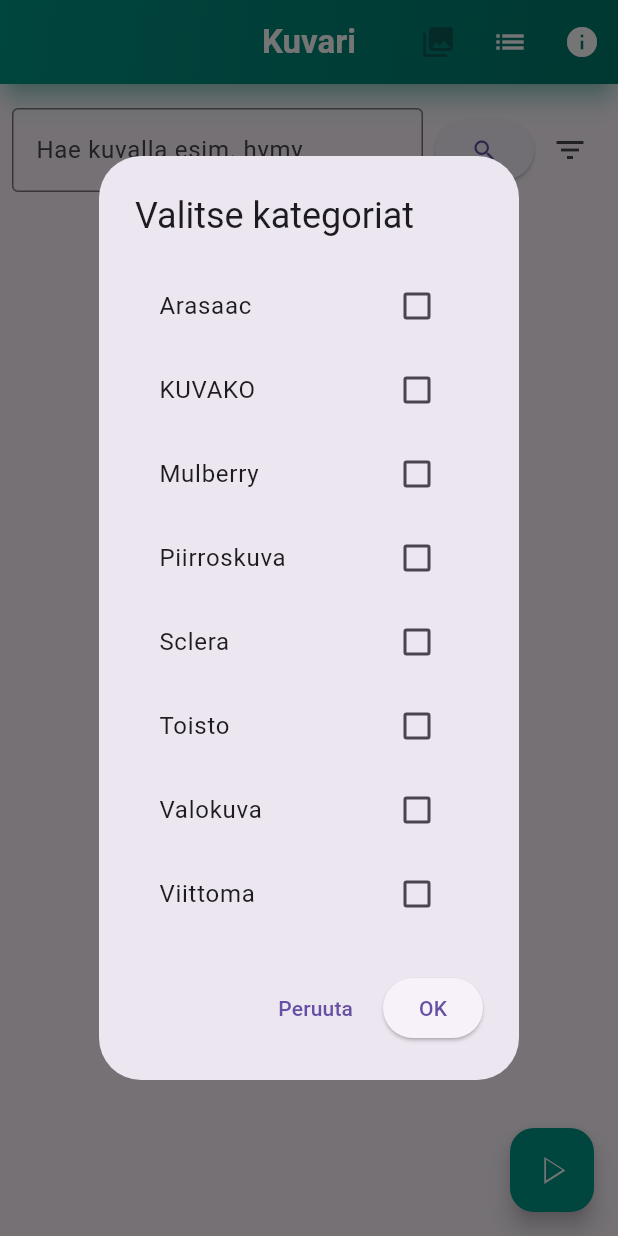
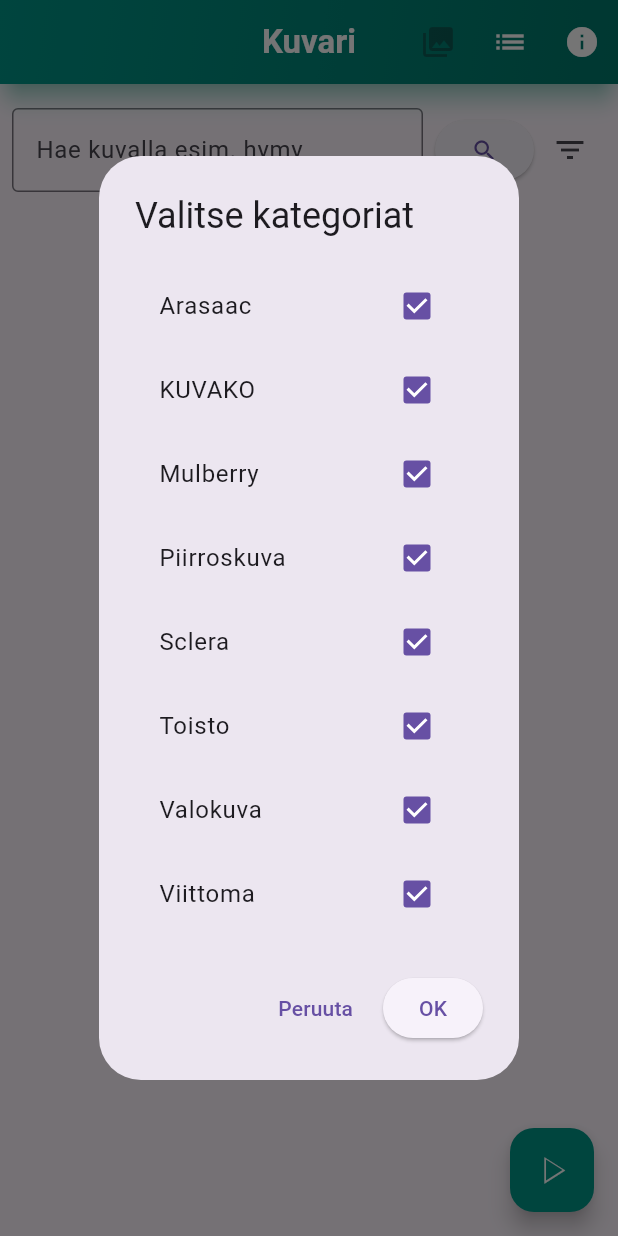
Before and after one commit to jamesoidian/kuvari, a Flutter app: the screen it shows after launch, after a tap on the "filter list" icon, on a phone screen of 412 x 824 dp. Run offline on Flutter 3.47's test engine with Material 3 defaults, Android fonts, the phone set to English and light mode, and no system bars; our stand-ins replace hive, hive_flutter; accounts and stored records are empty.

```diff
--- a/lib/pages/home_page.dart
+++ b/lib/pages/home_page.dart
@@ -27,7 +27,16 @@ class _HomePageState extends State<HomePage> {
   List<KuvariImage> _selectedImages = [];
 
   bool _isLoading = false;
-  List<String> _selectedCategories = []; // Oletuksena ei valittuja kategorioita
+  List<String> _selectedCategories = [
+    'arasaac',
+    'kuvako',
+    'mulberry',
+    'drawing',
+    'sclera',
+    'toisto',
+    'photo',
+    'sign',
+  ]; // Oletuksena kaikki kategoriat valittuina
 
   // Current starting index of the visible images
   int _currentStartIndex = 0;
@@ -292,7 +301,24 @@ class _HomePageState extends State<HomePage> {
                   ),
                 ),
                 IconButton(
-                  icon: const Icon(Icons.filter_list),
+                  icon: Stack(
+                    children: [
+                      const Icon(Icons.filter_list),
+                      if (_selectedCategories.length < 8) // Jos kaikki kategoriat eivät ole valittuina
+                        Positioned(
+                          right: 0,
+                          top: 0,
+                          child: Container(
+                            width: 12,
+                            height: 12,
+                            decoration: const BoxDecoration(
+                              color: Colors.red,
+                              shape: BoxShape.circle,
+                            ),
+                          ),
+                        ),
+                    ],
+                  ),
                   onPressed: _selectCategories,
                   tooltip: 'Valitse kategoriat',
                 ),
```
